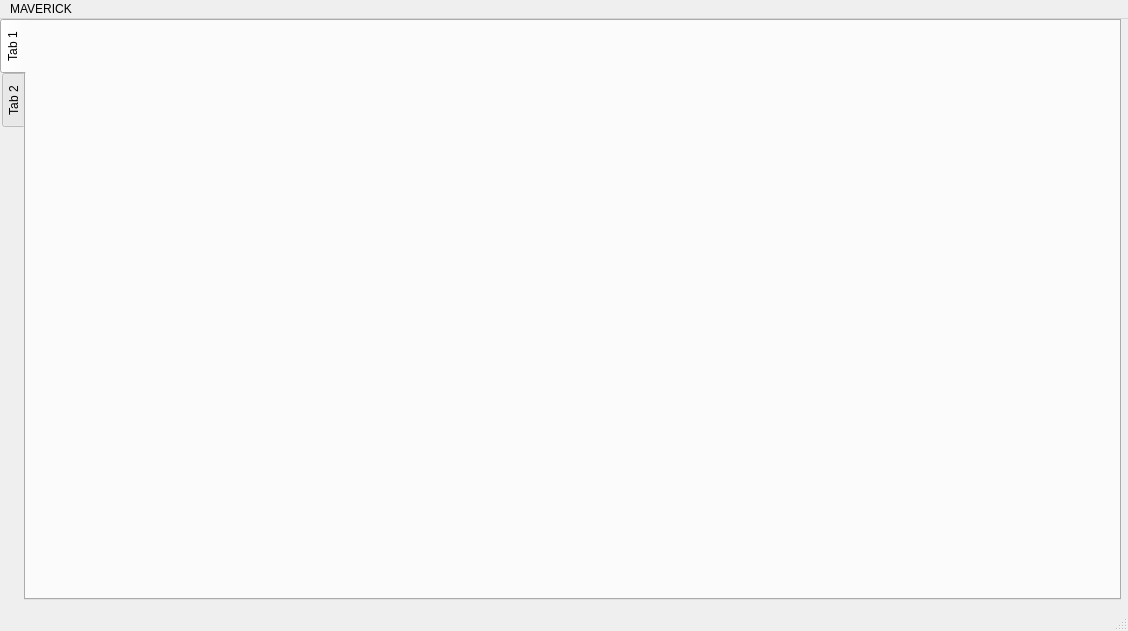
Above: mainwindow.ui from Krahzekihz/Project-MAVERICK before the change. Below: the same form after it.
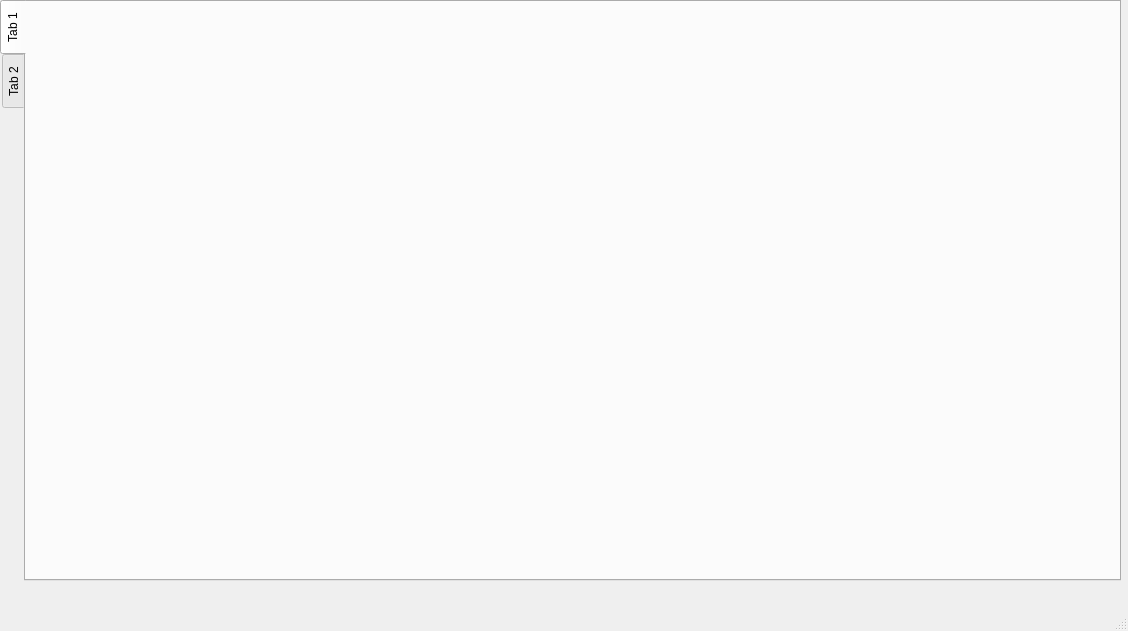
That is the form after the change.

```diff
--- a/mainwindow.ui
+++ b/mainwindow.ui
@@ -47,12 +47,6 @@
      <height>21</height>
     </rect>
    </property>
-   <widget class="QMenu" name="menuMAVERICK">
-    <property name="title">
-     <string>MAVERICK</string>
-    </property>
-   </widget>
-   <addaction name="menuMAVERICK"/>
   </widget>
   <widget class="QStatusBar" name="statusbar"/>
  </widget>
```
